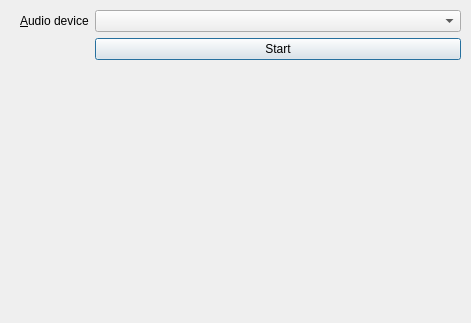
The window that settingsdialog.ui (MartinHignett/SongDetector) describes before a commit, drawn with Qt 5.
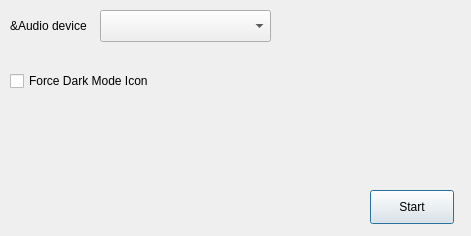
The same window after the commit.

Commit message: Adds a dark mode icon and a setting to force the icon into dark mode.

The edit to the form file:
```diff
--- a/settingsdialog.ui
+++ b/settingsdialog.ui
@@ -7,43 +7,63 @@
     <x>0</x>
     <y>0</y>
     <width>471</width>
-    <height>323</height>
+    <height>236</height>
    </rect>
   </property>
   <property name="windowTitle">
    <string>SongDetector Settings</string>
   </property>
-  <widget class="QWidget" name="formLayoutWidget">
+  <widget class="QPushButton" name="startButton">
    <property name="geometry">
     <rect>
-     <x>20</x>
+     <x>370</x>
+     <y>190</y>
+     <width>84</width>
+     <height>34</height>
+    </rect>
+   </property>
+   <property name="text">
+    <string>Start</string>
+   </property>
+  </widget>
+  <widget class="QCheckBox" name="darkModeIcon">
+   <property name="geometry">
+    <rect>
+     <x>10</x>
+     <y>70</y>
+     <width>171</width>
+     <height>22</height>
+    </rect>
+   </property>
+   <property name="text">
+    <string>Force Dark Mode Icon</string>
+   </property>
+   <property name="tristate">
+    <bool>false</bool>
+   </property>
+  </widget>
+  <widget class="QLabel" name="audioDeviceLabel">
+   <property name="geometry">
+    <rect>
+     <x>10</x>
      <y>10</y>
-     <width>441</width>
-     <height>301</height>
+     <width>78</width>
+     <height>31</height>
     </rect>
    </property>
-   <layout class="QFormLayout" name="audioSettings">
-    <item row="0" column="0">
-     <widget class="QLabel" name="audioDeviceLabel">
-      <property name="text">
-       <string>&amp;Audio device</string>
-      </property>
-      <property name="buddy">
-       <cstring>audioDeviceCombo</cstring>
-      </property>
-     </widget>
-    </item>
-    <item row="0" column="1">
-     <widget class="QComboBox" name="audioDeviceCombo"/>
-    </item>
-    <item row="1" column="1">
-     <widget class="QPushButton" name="startButton">
-      <property name="text">
-       <string>Start</string>
-      </property>
-     </widget>
-    </item>
-   </layout>
+   <property name="text">
+    <string>&amp;Audio device</string>
+   </property>
+  </widget>
+  <widget class="QComboBox" name="audioDeviceCombo">
+   <property name="geometry">
+    <rect>
+     <x>100</x>
+     <y>10</y>
+     <width>171</width>
+     <height>32</height>
+    </rect>
+   </property>
   </widget>
  </widget>
  <resources/>
```
The commit also changes 12 other files.
